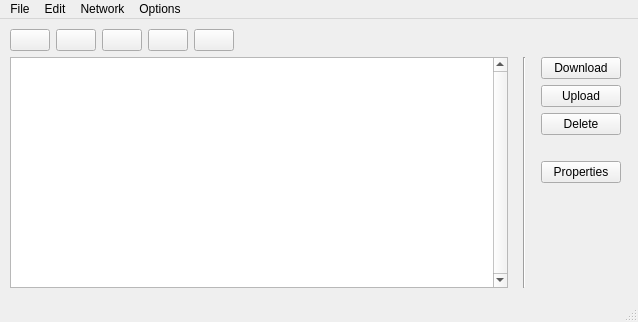
The window that client/view/mainwindow.ui (dima-vs/Easy-Crossplatform-Drive) describes before a commit, drawn with Qt 5.
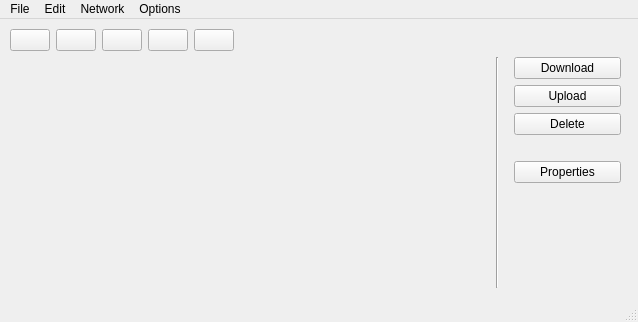
The same window after the commit. Icons and pictures are not drawn.

Patch:
```diff
--- a/client/view/mainwindow.ui
+++ b/client/view/mainwindow.ui
@@ -122,11 +122,14 @@
      </item>
      <item>
       <layout class="QHBoxLayout" name="bottomLayout">
+       <property name="sizeConstraint">
+        <enum>QLayout::SizeConstraint::SetDefaultConstraint</enum>
+       </property>
        <item>
-        <widget class="QTreeView" name="treeView">
+        <widget class="QWidget" name="treePlaceholder" native="true">
          <property name="sizePolicy">
-          <sizepolicy hsizetype="Minimum" vsizetype="Expanding">
-           <horstretch>20</horstretch>
+          <sizepolicy hsizetype="Expanding" vsizetype="Expanding">
+           <horstretch>0</horstretch>
            <verstretch>0</verstretch>
           </sizepolicy>
          </property>
@@ -136,9 +139,6 @@
            <height>201</height>
           </size>
          </property>
-         <property name="verticalScrollBarPolicy">
-          <enum>Qt::ScrollBarPolicy::ScrollBarAlwaysOn</enum>
-         </property>
         </widget>
        </item>
        <item>
@@ -164,6 +164,12 @@
              <verstretch>0</verstretch>
             </sizepolicy>
            </property>
+           <property name="maximumSize">
+            <size>
+             <width>341</width>
+             <height>16777215</height>
+            </size>
+           </property>
            <property name="cursor">
             <cursorShape>PointingHandCursor</cursorShape>
            </property>
@@ -180,6 +186,12 @@
              <verstretch>0</verstretch>
             </sizepolicy>
            </property>
+           <property name="maximumSize">
+            <size>
+             <width>341</width>
+             <height>16777215</height>
+            </size>
+           </property>
            <property name="cursor">
             <cursorShape>PointingHandCursor</cursorShape>
            </property>
@@ -196,6 +208,12 @@
              <verstretch>0</verstretch>
             </sizepolicy>
            </property>
+           <property name="maximumSize">
+            <size>
+             <width>341</width>
+             <height>16777215</height>
+            </size>
+           </property>
            <property name="cursor">
             <cursorShape>PointingHandCursor</cursorShape>
            </property>
@@ -209,6 +227,9 @@
            <property name="orientation">
             <enum>Qt::Orientation::Horizontal</enum>
            </property>
+           <property name="sizeType">
+            <enum>QSizePolicy::Policy::Minimum</enum>
+           </property>
            <property name="sizeHint" stdset="0">
             <size>
              <width>40</width>
@@ -225,6 +246,12 @@
              <verstretch>0</verstretch>
             </sizepolicy>
            </property>
+           <property name="maximumSize">
+            <size>
+             <width>341</width>
+             <height>16777215</height>
+            </size>
+           </property>
            <property name="cursor">
             <cursorShape>PointingHandCursor</cursorShape>
            </property>
```
